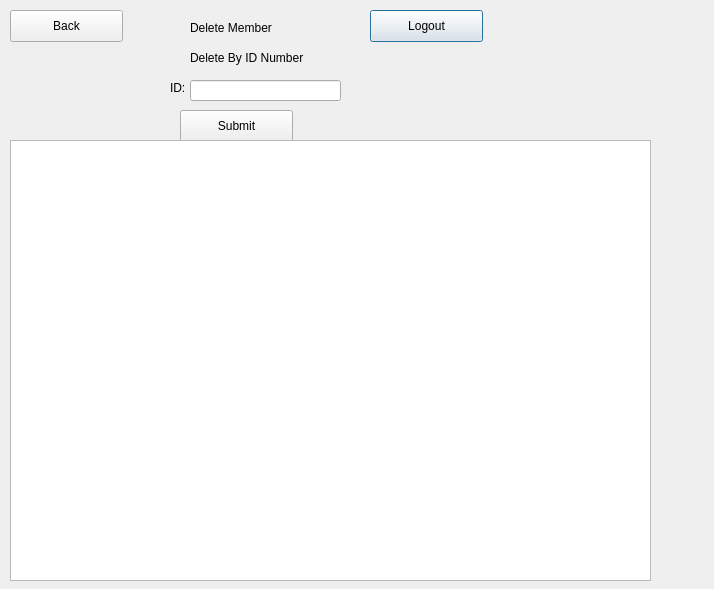
First picture: the form in deleteMember.ui, repository Tligtvoet/goat-bulk, before the edit.
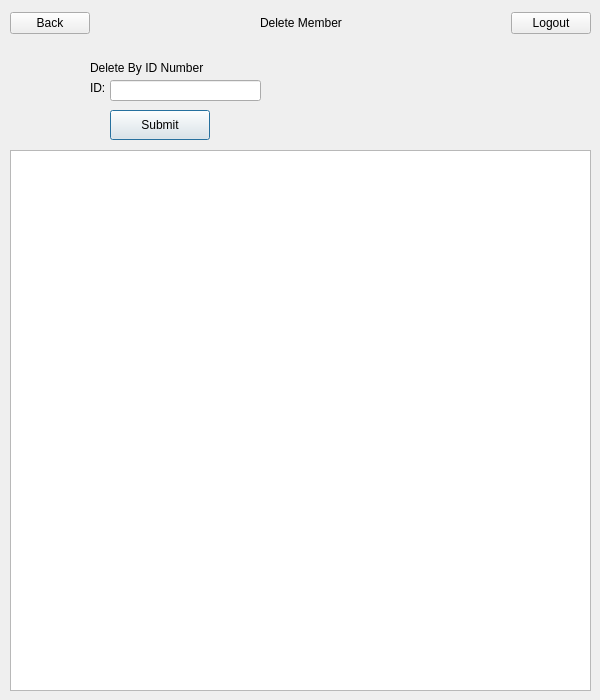
Second picture: the form after the edit.

Patch:
```diff
--- a/deleteMember.ui
+++ b/deleteMember.ui
@@ -6,90 +6,69 @@
    <rect>
     <x>0</x>
     <y>0</y>
-    <width>714</width>
-    <height>589</height>
+    <width>600</width>
+    <height>700</height>
    </rect>
   </property>
+  <property name="minimumSize">
+   <size>
+    <width>600</width>
+    <height>700</height>
+   </size>
+  </property>
+  <property name="maximumSize">
+   <size>
+    <width>600</width>
+    <height>700</height>
+   </size>
+  </property>
   <property name="windowTitle">
    <string>Dialog</string>
   </property>
-  <widget class="QPushButton" name="pushButton_logout">
-   <property name="geometry">
-    <rect>
-     <x>370</x>
-     <y>10</y>
-     <width>113</width>
-     <height>32</height>
-    </rect>
-   </property>
-   <property name="text">
-    <string>Logout</string>
-   </property>
-  </widget>
   <widget class="QLineEdit" name="lineEdit_id">
    <property name="geometry">
     <rect>
-     <x>190</x>
+     <x>110</x>
      <y>80</y>
      <width>151</width>
      <height>21</height>
     </rect>
    </property>
   </widget>
-  <widget class="QLabel" name="label_deletemember">
-   <property name="geometry">
-    <rect>
-     <x>190</x>
-     <y>20</y>
-     <width>101</width>
-     <height>16</height>
-    </rect>
-   </property>
-   <property name="text">
-    <string>Delete Member</string>
-   </property>
-  </widget>
   <widget class="QPushButton" name="pushButton_3">
    <property name="geometry">
     <rect>
-     <x>180</x>
+     <x>110</x>
      <y>110</y>
-     <width>113</width>
-     <height>32</height>
+     <width>100</width>
+     <height>30</height>
     </rect>
    </property>
    <property name="text">
     <string>Submit</string>
    </property>
   </widget>
-  <widget class="QPushButton" name="pushButton_back">
-   <property name="geometry">
-    <rect>
-     <x>10</x>
-     <y>10</y>
-     <width>113</width>
-     <height>32</height>
-    </rect>
-   </property>
-   <property name="text">
-    <string>Back</string>
-   </property>
-  </widget>
   <widget class="QTableWidget" name="tableWidget">
    <property name="geometry">
     <rect>
      <x>10</x>
-     <y>140</y>
-     <width>641</width>
-     <height>441</height>
+     <y>150</y>
+     <width>581</width>
+     <height>541</height>
     </rect>
    </property>
+   <property name="sizePolicy">
+    <sizepolicy hsizetype="Fixed" vsizetype="Fixed">
+     <horstretch>0</horstretch>
+     <verstretch>0</verstretch>
+    </sizepolicy>
+   </property>
   </widget>
   <widget class="QLabel" name="label_2">
    <property name="geometry">
     <rect>
-     <x>190</x>
-     <y>50</y>
+     <x>90</x>
+     <y>60</y>
      <width>141</width>
      <height>16</height>
     </rect>
@@ -101,7 +80,7 @@
   <widget class="QLabel" name="label_id">
    <property name="geometry">
     <rect>
-     <x>170</x>
+     <x>90</x>
      <y>80</y>
      <width>60</width>
      <height>16</height>
@@ -111,6 +90,65 @@
     <string>ID: </string>
    </property>
   </widget>
+  <widget class="QWidget" name="">
+   <property name="geometry">
+    <rect>
+     <x>10</x>
+     <y>10</y>
+     <width>581</width>
+     <height>26</height>
+    </rect>
+   </property>
+   <layout class="QHBoxLayout" name="horizontalLayout">
+    <item>
+     <widget class="QPushButton" name="pushButton_back">
+      <property name="text">
+       <string>Back</string>
+      </property>
+     </widget>
+    </item>
+    <item>
+     <spacer name="horizontalSpacer">
+      <property name="orientation">
+       <enum>Qt::Horizontal</enum>
+      </property>
+      <property name="sizeHint" stdset="0">
+       <size>
+        <width>40</width>
+        <height>20</height>
+       </size>
+      </property>
+     </spacer>
+    </item>
+    <item>
+     <widget class="QLabel" name="label_deletemember">
+      <property name="text">
+       <string>Delete Member</string>
+      </property>
+     </widget>
+    </item>
+    <item>
+     <spacer name="horizontalSpacer_2">
+      <property name="orientation">
+       <enum>Qt::Horizontal</enum>
+      </property>
+      <property name="sizeHint" stdset="0">
+       <size>
+        <width>40</width>
+        <height>20</height>
+       </size>
+      </property>
+     </spacer>
+    </item>
+    <item>
+     <widget class="QPushButton" name="pushButton_logout">
+      <property name="text">
+       <string>Logout</string>
+      </property>
+     </widget>
+    </item>
+   </layout>
+  </widget>
  </widget>
  <resources/>
  <connections/>
```
